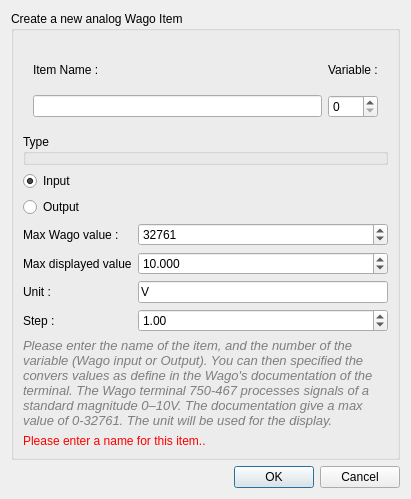
calaos/calaos_installer, file data/DialogNewAnalog.ui: the form before one commit.
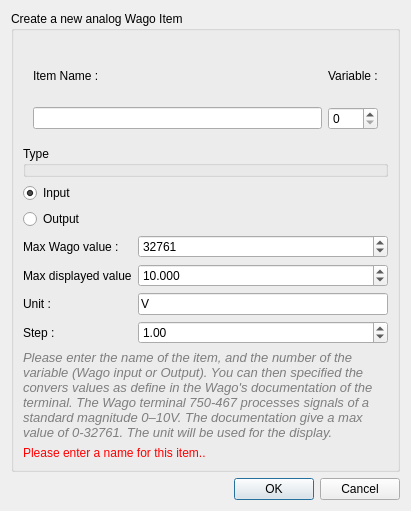
The form after the commit. Icons and pictures are not drawn.

Commit message: More layout and translations

```diff
--- a/data/DialogNewAnalog.ui
+++ b/data/DialogNewAnalog.ui
@@ -7,7 +7,7 @@
     <x>0</x>
     <y>0</y>
     <width>411</width>
-    <height>499</height>
+    <height>511</height>
    </rect>
   </property>
   <property name="sizePolicy">
```
The commit also changes 4 other files.
